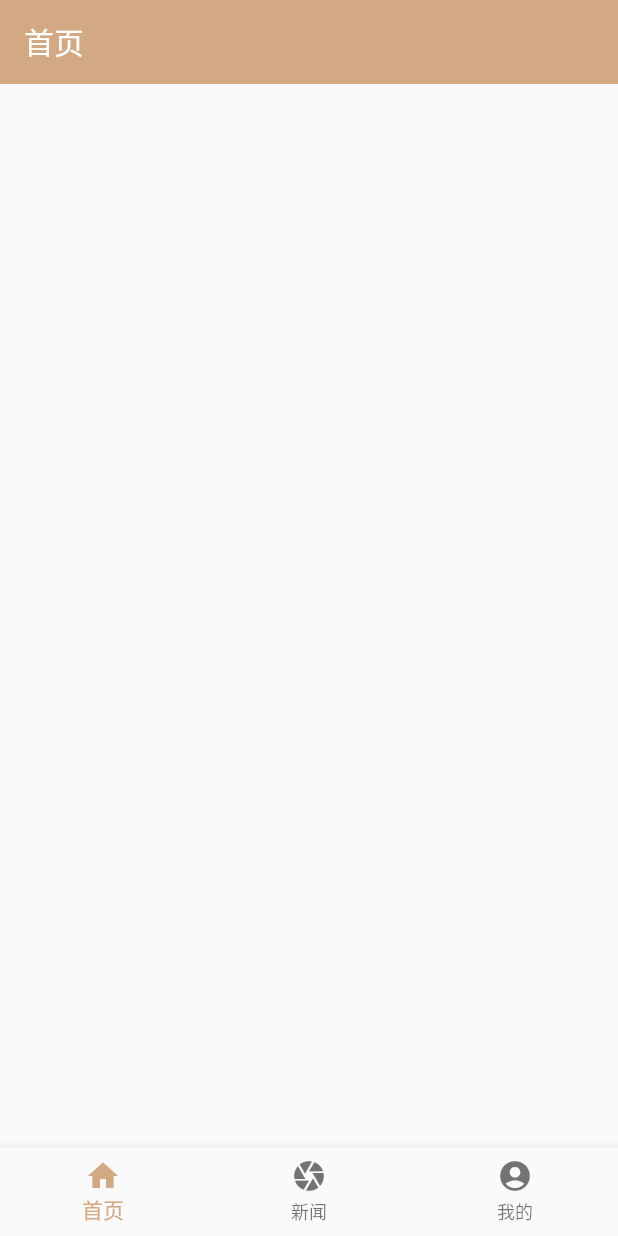
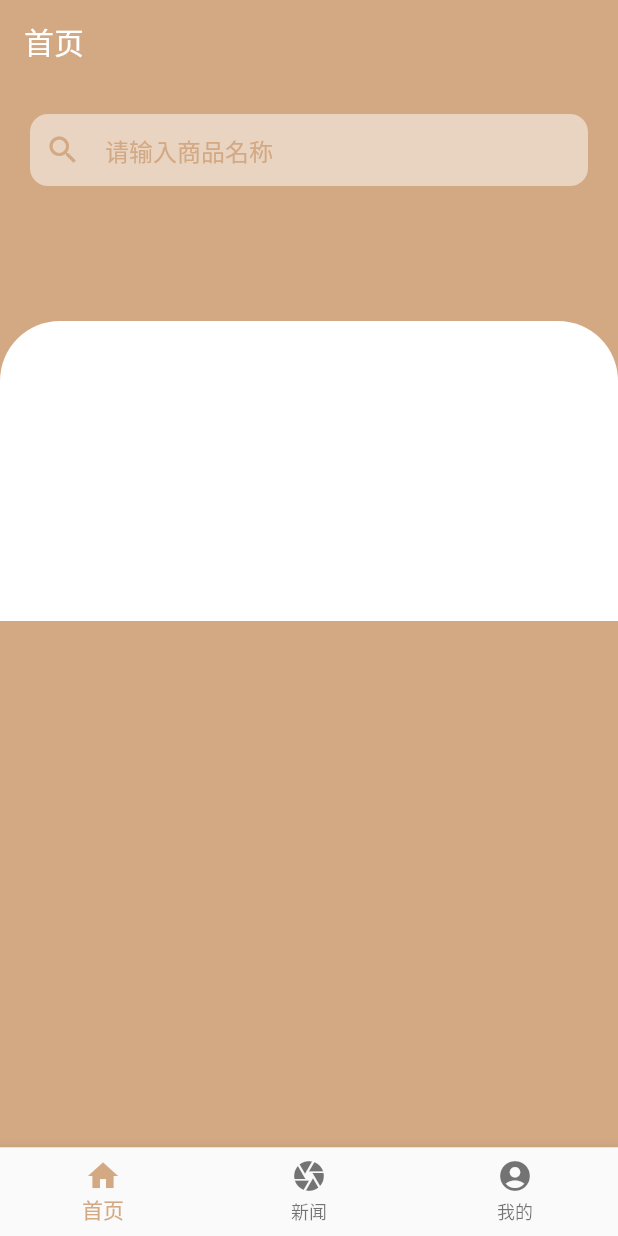
Before and after one commit to maqihan/HongMuCheng, a Flutter app: the screen it shows after launch, on a phone screen of 412 x 824 dp. Run offline on Flutter 3.47's test engine with Material 2 defaults, Android fonts, the light colour scheme and no system bars.

Commit message:
no message

```diff
--- /dev/null
+++ b/lib/ui/page/home/components/search_box.dart
@@ -0,0 +1,36 @@
+import 'package:flutter/material.dart';
+
+import '../../../../utils/constants.dart';
+
+class SearchBox extends StatefulWidget {
+  @override
+  _SearchBoxState createState() => _SearchBoxState();
+}
+
+class _SearchBoxState extends State<SearchBox> {
+  @override
+  Widget build(BuildContext context) {
+    return Container(
+      margin: EdgeInsets.all(20),
+      padding: EdgeInsets.symmetric(
+        horizontal: 10,
+        vertical: 0,
+      ),
+      decoration: BoxDecoration(
+        color: Colors.white.withOpacity(0.5),
+        borderRadius: BorderRadius.circular(12),
+      ),
+      child: TextField(
+        style: TextStyle(color: Colors.white),
+                decoration: InputDecoration(
+          enabledBorder: InputBorder.none,
+          focusedBorder: InputBorder.none,
+          icon: Icon(Icons.search,color: PrimaryColor,),
+          hintText: '请输入商品名称',
+          hintStyle: TextStyle(color: PrimaryColor),
+        ),
+
+      ),
+    );
+  }
+}
--- a/lib/ui/page/home/index_page.dart
+++ b/lib/ui/page/home/index_page.dart
@@ -1,5 +1,8 @@
 import 'package:flutter/material.dart';
+import 'package:hong_mu_cheng/ui/page/home/components/search_box.dart';
 import 'package:hong_mu_cheng/utils/constants.dart';
+
+import '../../../utils/constants.dart';
 
 class IndexPage extends StatelessWidget {
   const IndexPage({Key key}) : super(key: key);
@@ -7,16 +10,38 @@ class IndexPage extends StatelessWidget {
   @override
   Widget build(BuildContext context) {
     return Scaffold(
-      body: CustomScrollView(
+      backgroundColor: PrimaryColor,
+      body: SafeArea(
+        child: CustomScrollView(
           slivers: <Widget>[
             SliverAppBar(
               title: Text(
                 '首页',
                 style: TextStyle(color: Colors.white),
               ),
-            backgroundColor: PrimaryColor,
+              centerTitle: false,
             ),
+            SliverToBoxAdapter(
+              child: SearchBox(),
+            ),
+            SliverToBoxAdapter(
+              child: Expanded(
+                child: Container(
+                  margin: EdgeInsets.only(top: 70),
+                  height: 200,
+                  // color: Colors.white,
+                  decoration: BoxDecoration(
+                    color: Colors.white,
+                    borderRadius: BorderRadius.only(
+                      topLeft: Radius.circular(40),
+                      topRight: Radius.circular(40),
+                    ),
+                  ),
+                ),
+              ),
+            )
           ],
+        ),
       ),
     );
   }
```
Lines whose indentation alone changed are shown as unchanged.
